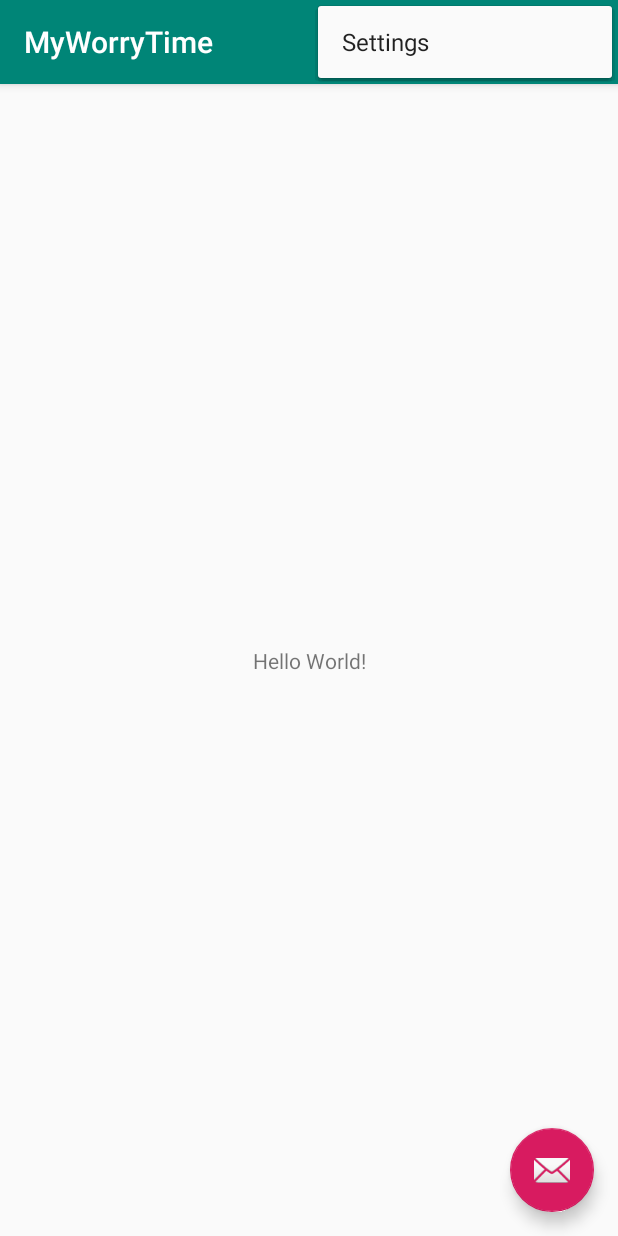
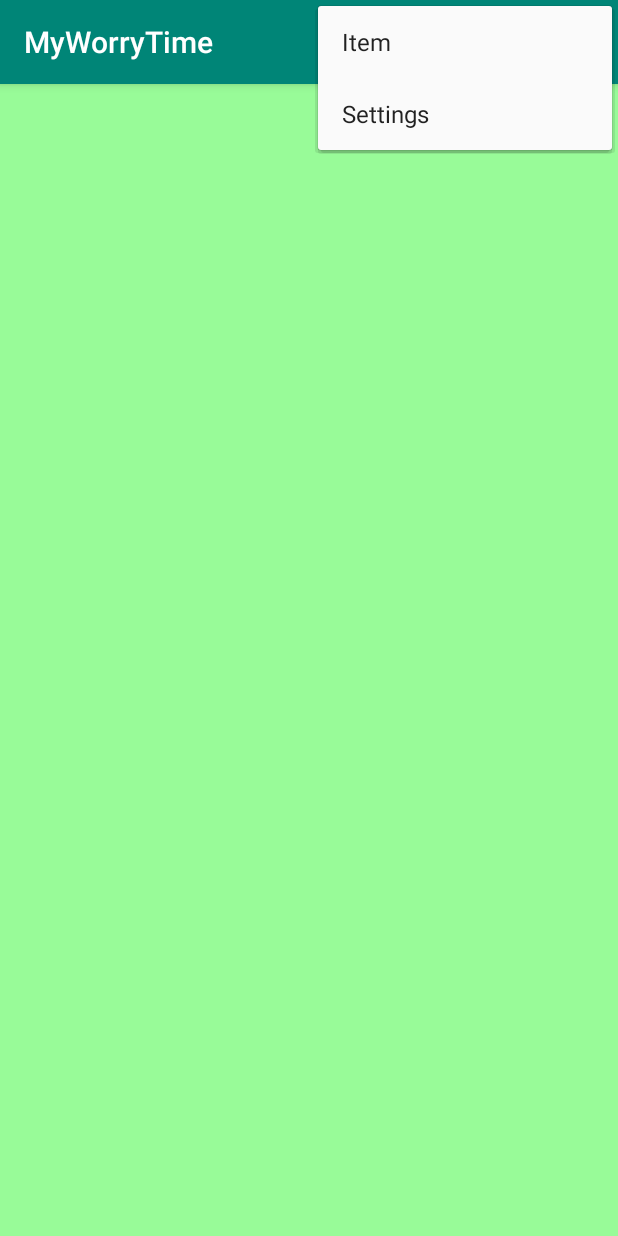
Before and after one commit to WFoster1994/MyWorryTime, an Android app: the screen it shows after launch (MainActivity), with the options menu open, on a phone screen of 412 x 824 dp. Run offline under Robolectric (Android 15) with nearby library versions, the phone set to English and light mode, and no system bars.

Commit message:
Initial Shell created for app

```diff
--- a/app/src/main/java/will/example/myworrytime/MainActivity.java
+++ b/app/src/main/java/will/example/myworrytime/MainActivity.java
@@ -20,15 +20,6 @@ public class MainActivity extends AppCompatActivity {
         setContentView(R.layout.activity_main);
         Toolbar toolbar = findViewById(R.id.toolbar);
         setSupportActionBar(toolbar);
-
-        FloatingActionButton fab = findViewById(R.id.fab);
-        fab.setOnClickListener(new View.OnClickListener() {
-            @Override
-            public void onClick(View view) {
-                Snackbar.make(view, "Replace with your own action", Snackbar.LENGTH_LONG)
-                        .setAction("Action", null).show();
-            }
-        });
     }
 
     @Override
--- a/app/src/main/res/layout/activity_main.xml
+++ b/app/src/main/res/layout/activity_main.xml
@@ -4,6 +4,7 @@
     xmlns:tools="http://schemas.android.com/tools"
     android:layout_width="match_parent"
     android:layout_height="match_parent"
+    android:background ="@color/pale_green"
     tools:context=".MainActivity">
 
     <com.google.android.material.appbar.AppBarLayout
@@ -20,14 +21,4 @@
 
     </com.google.android.material.appbar.AppBarLayout>
 
-    <include layout="@layout/content_main" />
-
-    <com.google.android.material.floatingactionbutton.FloatingActionButton
-        android:id="@+id/fab"
-        android:layout_width="wrap_content"
-        android:layout_height="wrap_content"
-        android:layout_gravity="bottom|end"
-        android:layout_margin="@dimen/fab_margin"
-        app:srcCompat="@android:drawable/ic_dialog_email" />
-
 </androidx.coordinatorlayout.widget.CoordinatorLayout>
--- /dev/null
+++ b/app/src/main/res/layout/worries_row.xml
@@ -0,0 +1,6 @@
+<?xml version="1.0" encoding="utf-8"?>
+<LinearLayout xmlns:android="http://schemas.android.com/apk/res/android"
+    android:orientation="vertical" android:layout_width="match_parent"
+    android:layout_height="match_parent">
+
+</LinearLayout>
--- a/app/src/main/res/menu/menu_main.xml
+++ b/app/src/main/res/menu/menu_main.xml
@@ -4,7 +4,10 @@
     tools:context="will.example.myworrytime.MainActivity">
     <item
         android:id="@+id/action_settings"
-        android:orderInCategory="100"
+        android:orderInCategory="101"
         android:title="@string/action_settings"
         app:showAsAction="never" />
+    <item
+        android:id="@+id/current_worries"
+        android:title="Item" />
 </menu>
--- a/app/src/main/res/values/colors.xml
+++ b/app/src/main/res/values/colors.xml
@@ -3,4 +3,5 @@
     <color name="colorPrimary">#008577</color>
     <color name="colorPrimaryDark">#00574B</color>
     <color name="colorAccent">#D81B60</color>
+    <color name="pale_green">#98fb98</color>
 </resources>
--- a/app/src/main/res/values/strings.xml
+++ b/app/src/main/res/values/strings.xml
@@ -1,4 +1,5 @@
 <resources>
     <string name="app_name">MyWorryTime</string>
     <string name="action_settings">Settings</string>
+    <string name="add_new_worry">Add New Worry</string>
 </resources>
```
Also changed, not shown: app/src/main/res/layout/worry_list.xml (added, +15 -0 lines).
